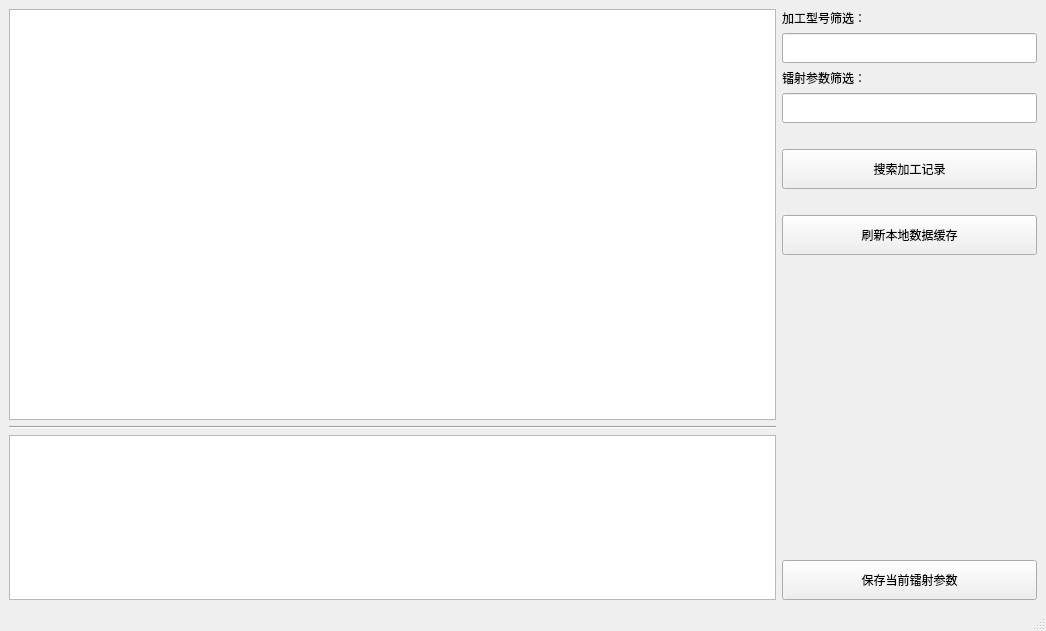
Qt form LaserLog.ui (helscn/laser_log) before a commit.
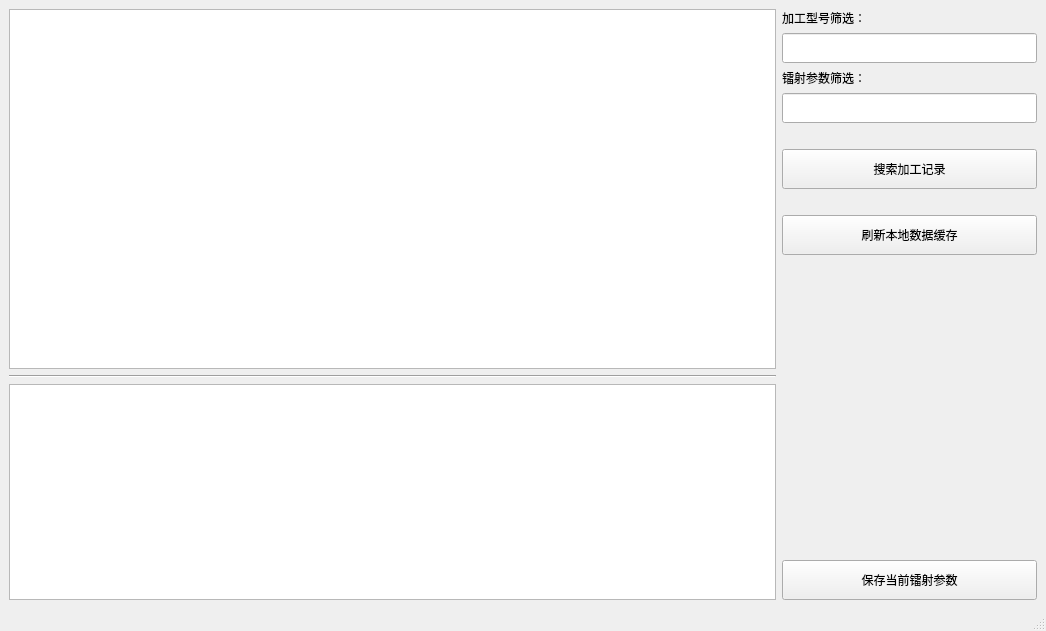
The same form after that commit.

Commit message: 优化表格显示及冗余代码

The edit to the form file:
```diff
--- a/LaserLog.ui
+++ b/LaserLog.ui
@@ -16,7 +16,7 @@
   <widget class="QWidget" name="centralwidget">
    <layout class="QHBoxLayout" name="horizontalLayout" stretch="3,1">
     <item>
-     <layout class="QVBoxLayout" name="verticalLayout" stretch="5,0,2">
+     <layout class="QVBoxLayout" name="verticalLayout" stretch="5,0,3">
       <item>
        <widget class="QTableView" name="tblLaserLog">
         <property name="minimumSize">
```
The commit also changes 2 other files.
